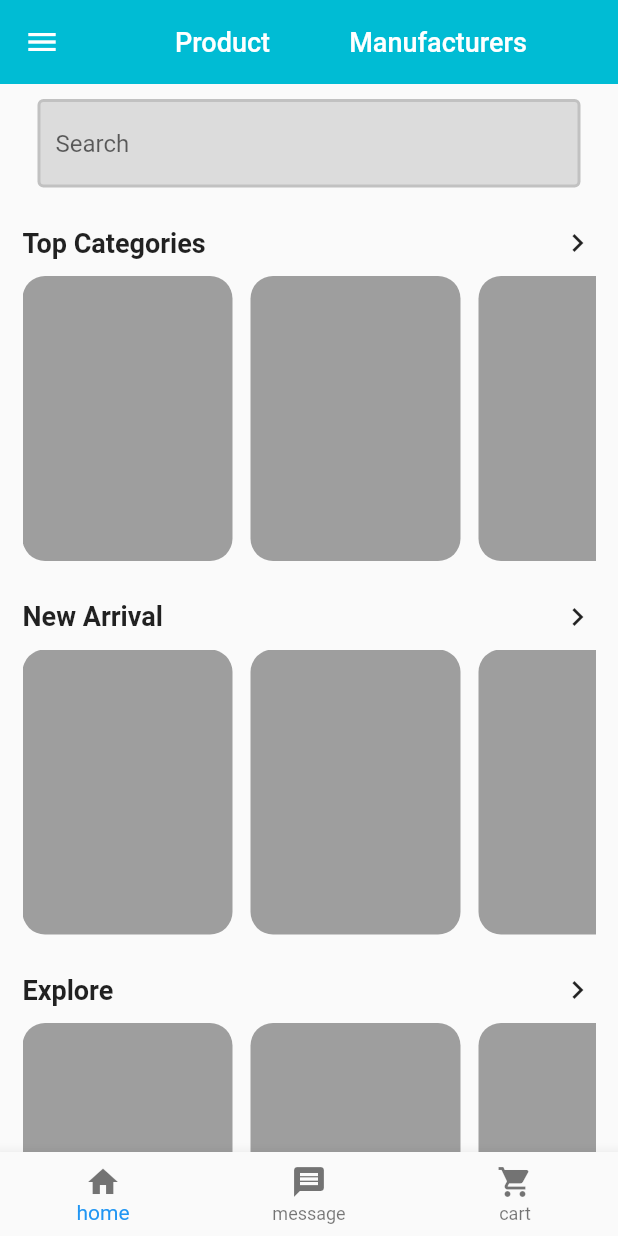
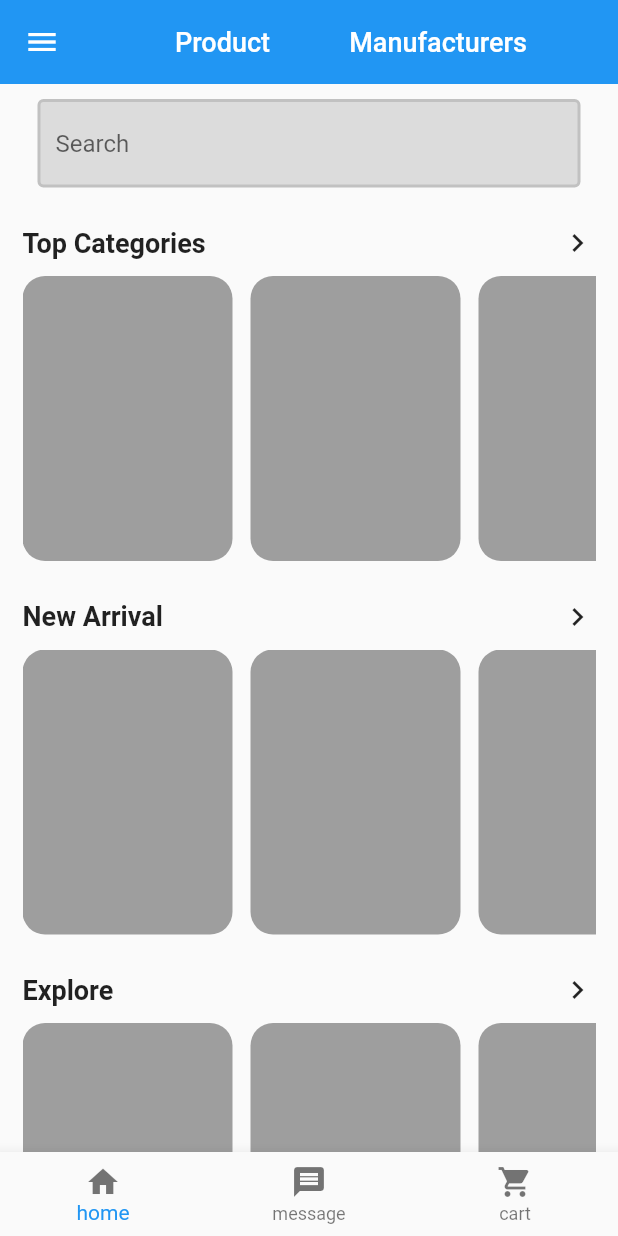
Before and after one commit to mukil013/hinge, a Flutter app: the screen it shows after launch, on a phone screen of 412 x 824 dp. Run offline on Flutter 3.47's test engine with Material 2 defaults, Android fonts, the phone set to English and light mode, and no system bars; our stand-ins replace go_router.

Commit message:
some pages added

```diff
--- a/lib/draweroptions/profile.dart
+++ b/lib/draweroptions/profile.dart
@@ -13,12 +13,12 @@ class _EditProfileUIState extends State<EditProfileUI> {
     return Scaffold(
       appBar: AppBar(
         title: const Text('Profile'),
-        leading: const IconButton(
+        leading: IconButton(
           icon: Icon(
             Icons.arrow_back,
             color: Colors.white,
           ),
-          onPressed: null,
+          onPressed: () => Navigator.pop(context),
         ),
         actions: const [
           IconButton(
--- a/lib/pages/home.dart
+++ b/lib/pages/home.dart
@@ -4,20 +4,22 @@ import 'package:flutter/material.dart';
 import 'package:hinge1/components/cards.dart';
 import 'package:hinge1/components/input.dart';
 import 'package:go_router/go_router.dart';
+import 'package:hinge1/draweroptions/feedback.dart';
 import 'package:hinge1/draweroptions/profile.dart';
 import 'package:hinge1/pages/market.dart';
+import '';
+import '../draweroptions/fav.dart';
+import '../draweroptions/order.dart';
+import '../draweroptions/review.dart';
 
 class home extends StatelessWidget {
   const home({super.key});
-
-  void Navi (){
-  }
 
   @override
   Widget build(BuildContext context) {
     return Scaffold(
       appBar: AppBar(
-        backgroundColor: Colors.cyan,
+        backgroundColor: Colors.blue,
         elevation: 0,
         title: Row(
           mainAxisAlignment: MainAxisAlignment.spaceEvenly,
@@ -28,7 +30,7 @@ class home extends StatelessWidget {
                   fontSize: 18
               ),)),
             TextButton(onPressed: () {
-              GoRouter.of(context).go('/market');
+              Navigator.push(context, MaterialPageRoute(builder: (context) => market()));
             }, child: const Text('Manufacturers',style: TextStyle(
                 color: Colors.white,
                 fontSize: 18
@@ -40,26 +42,28 @@ class home extends StatelessWidget {
           child: SafeArea(
             child: ListView(
               children:  [
-                SizedBox(height: 125),
+                const SizedBox(height: 125),
                 ListTile(
-                  leading: Icon(Icons.person),
-                  title: Text('Profile'),
+                  leading:const Icon(Icons.person),
+                  title:const Text('Profile'),
                   onTap: () {
                     Navigator.push(context, MaterialPageRoute(builder: (context) => EditProfileUI()));
-
                   },
                 ),
                 ListTile(
-                  leading: Icon(Icons.favorite),
-                  title: Text('Favorite'),
+                  leading:const Icon(Icons.favorite),
+                  title:const Text('Favorite'),
+                  onTap: () => Navigator.push(context, MaterialPageRoute(builder: (context) => fav())),
                 ),
                 ListTile(
                   leading: Icon(Icons.bookmark_border),
                   title: Text('Order'),
+                  onTap: () => Navigator.push(context, MaterialPageRoute(builder: (context) => order())),
                 ),
                 ListTile(
                   leading: Icon(Icons.reviews),
                   title: Text('Review'),
+                  onTap: () => Navigator.push(context, MaterialPageRoute(builder: (context) => review())),
                 ),
                 ListTile(
                   leading: Icon(Icons.history),
@@ -77,6 +81,7 @@ class home extends StatelessWidget {
                 ListTile(
                   leading: Icon(Icons.feedback),
                   title: Text('Feedback'),
+                  onTap: () => Navigator.push(context, MaterialPageRoute(builder: (context) => feedback())),
                 ),
                 ListTile(
                   leading: Icon(Icons.exit_to_app),
```
Also changed, not shown: lib/draweroptions/fav.dart (+16 -0 lines), lib/draweroptions/feedback.dart (+16 -0 lines), lib/draweroptions/order.dart (+16 -0 lines), lib/draweroptions/review.dart (+16 -0 lines), lib/pages/market.dart (+8 -6 lines).
